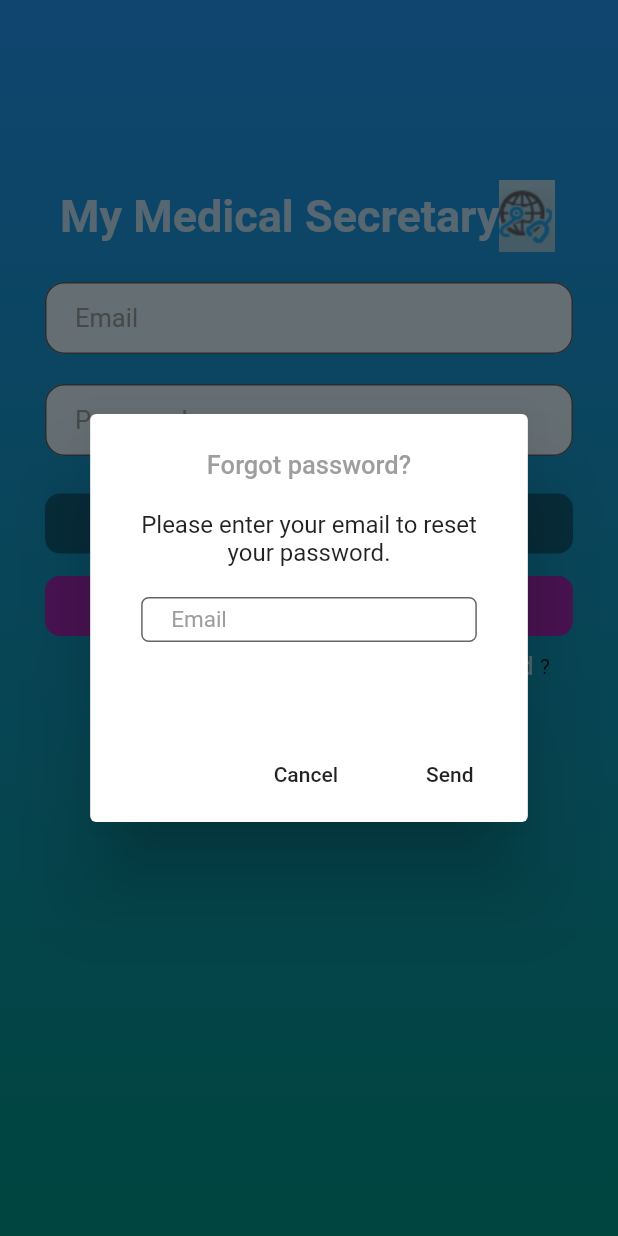
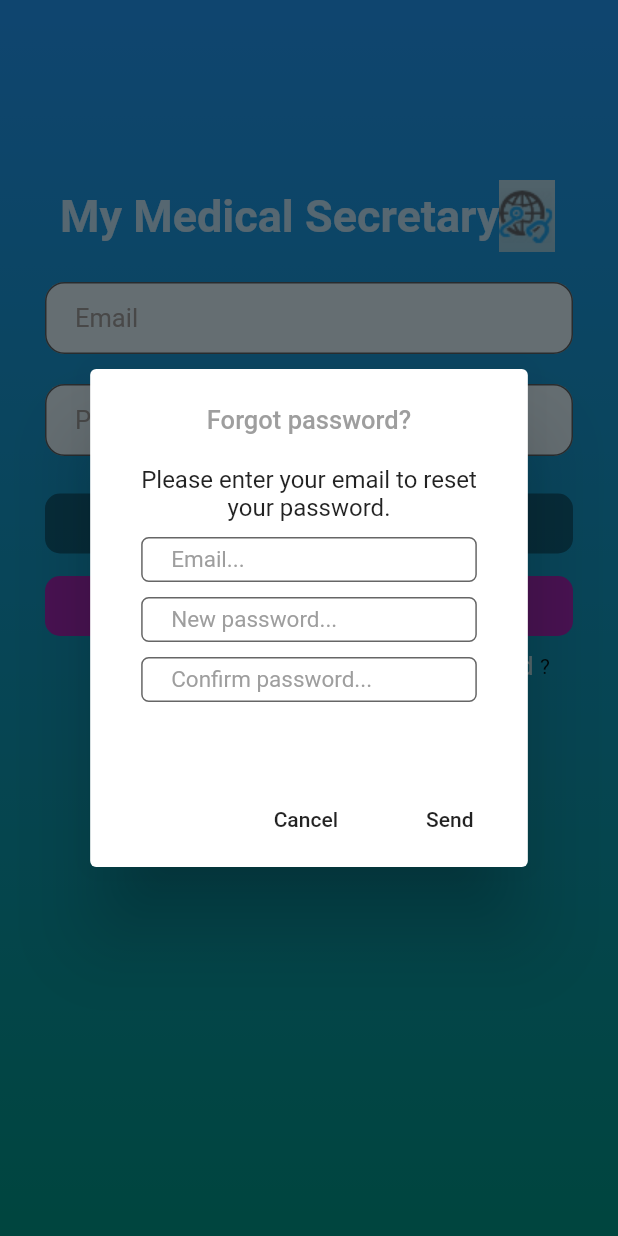
Before and after one commit to boyanzhang36/COMP90082-MS, a Flutter app: the LoginPage screen opened directly, after a tap on "Password", on a phone screen of 412 x 824 dp. Run offline on Flutter 3.47's test engine with Material 2 defaults, Android fonts, the phone set to English and light mode, and no system bars; our stand-ins replace firebase_messaging, shared_preferences, table_calendar; accounts and stored records are empty.

Commit message:
callservice update and dialog update in login

```diff
--- a/frontend/lib/screens/login.dart
+++ b/frontend/lib/screens/login.dart
@@ -6,6 +6,8 @@ import 'package:frontend/main.dart';
 import 'package:shared_preferences/shared_preferences.dart';
 import 'package:frontend/util/serverDetails.dart';
 import 'package:frontend/util/firebase.dart';
+
+import 'package:url_launcher/url_launcher.dart';
 
 class LoginPage extends StatefulWidget {
   @override
@@ -16,6 +18,10 @@ class _LoginPageState extends State<LoginPage> {
   bool _isLoading = false;
   final TextEditingController emailController = new TextEditingController();
   final TextEditingController passwordController = new TextEditingController();
+
+  final TextEditingController resetPasswordEmailPasswordController = new TextEditingController();
+  final TextEditingController newPasswordController = new TextEditingController();
+  final TextEditingController confirmPasswordController = new TextEditingController();
 
   @override
   Widget build(BuildContext context) {
@@ -217,6 +223,7 @@ class _LoginPageState extends State<LoginPage> {
   }
 
   createAlertDialog1(BuildContext context) {
+
     return showDialog<void>(
       context: context,
       // false = user must tap button, true = tap outside dialog
@@ -230,7 +237,7 @@ class _LoginPageState extends State<LoginPage> {
               padding: EdgeInsets.symmetric(horizontal: 20.0),
               child: Column(children: <Widget> [
                 Text('Please contact your clinic'),
-                Text('ph: 039xxxxxxx'),
+                Text('ph: 0415181703'),
               ],)
           ),
           actions: <Widget>[
@@ -242,9 +249,7 @@ class _LoginPageState extends State<LoginPage> {
             ),
             FlatButton(
               child: Text('Call'),
-              onPressed: () {
-                // Call the number
-              },
+              onPressed: () => launch("tel://0415181703"),
             ),
           ],
         );
@@ -262,22 +267,70 @@ class _LoginPageState extends State<LoginPage> {
             child: Text('Forgot password?', style: TextStyle(color: Colors.grey, fontSize: 17)),
           ),
           content: Container(
-              height: 120.0,
+              height: 180.0,
               padding: EdgeInsets.symmetric(horizontal: 10.0),
               child: Column(children: <Widget> [
                 Text('Please enter your email to reset'),
                 Text('your password.'),
                 Container(
                   height: 30.0,
-                  margin: EdgeInsets.only(top: 20.0, bottom: 0.0),
+                  margin: EdgeInsets.only(top: 10.0, bottom: 0.0),
                   padding: EdgeInsets.only(left: 0.0),
                   child: TextFormField(
-                    controller: emailController,
+                    controller: resetPasswordEmailPasswordController,
                     cursorColor: Colors.black,
                     style: TextStyle(color: Colors.black, fontSize: 15),
                     decoration: InputDecoration(
                       //icon: Icon(Icons.email, color: Colors.white70),
-                      hintText: "Email",
+                      hintText: "Email...",
+                      border: OutlineInputBorder(
+                        borderSide: BorderSide(color: Colors.black),
+                        borderRadius: const BorderRadius.all(
+                          const Radius.circular(5.0),
+                        ),
+                      ),
+                      hintStyle: TextStyle(color: Colors.grey),
+                      contentPadding: const EdgeInsets.only(left: 20.0),
+                      filled: true,
+                      fillColor: Colors.white70,
+                    ),
+                  ),
+                ),
+                Container(
+                  height: 30.0,
+                  margin: EdgeInsets.only(top: 10.0, bottom: 0.0),
+                  padding: EdgeInsets.only(left: 0.0),
+                  child: TextFormField(
+                    controller: newPasswordController,
+                    cursorColor: Colors.black,
+                    style: TextStyle(color: Colors.black, fontSize: 15),
+                    decoration: InputDecoration(
+                      //icon: Icon(Icons.email, color: Colors.white70),
+                      hintText: "New password...",
+                      border: OutlineInputBorder(
+                        borderSide: BorderSide(color: Colors.black),
+                        borderRadius: const BorderRadius.all(
+                          const Radius.circular(5.0),
+                        ),
+                      ),
+                      hintStyle: TextStyle(color: Colors.grey),
+                      contentPadding: const EdgeInsets.only(left: 20.0),
+                      filled: true,
+                      fillColor: Colors.white70,
+                    ),
+                  ),
+                ),
+                Container(
+                  height: 30.0,
+                  margin: EdgeInsets.only(top: 10.0, bottom: 0.0),
+                  padding: EdgeInsets.only(left: 0.0),
+                  child: TextFormField(
+                    controller: confirmPasswordController,
+                    cursorColor: Colors.black,
+                    style: TextStyle(color: Colors.black, fontSize: 15),
+                    decoration: InputDecoration(
+                      //icon: Icon(Icons.email, color: Colors.white70),
+                      hintText: "Confirm password...",
                       border: OutlineInputBorder(
                         borderSide: BorderSide(color: Colors.black),
                         borderRadius: const BorderRadius.all(
@@ -303,7 +356,7 @@ class _LoginPageState extends State<LoginPage> {
             FlatButton(
               child: Text('Send'),
               onPressed: () {
-                // Call the number
+                // Send the email
               },
             ),
           ],
@@ -312,4 +365,6 @@ class _LoginPageState extends State<LoginPage> {
     );
   }
 
+
+
 }
```
Also changed, not shown: frontend/pubspec.lock.
